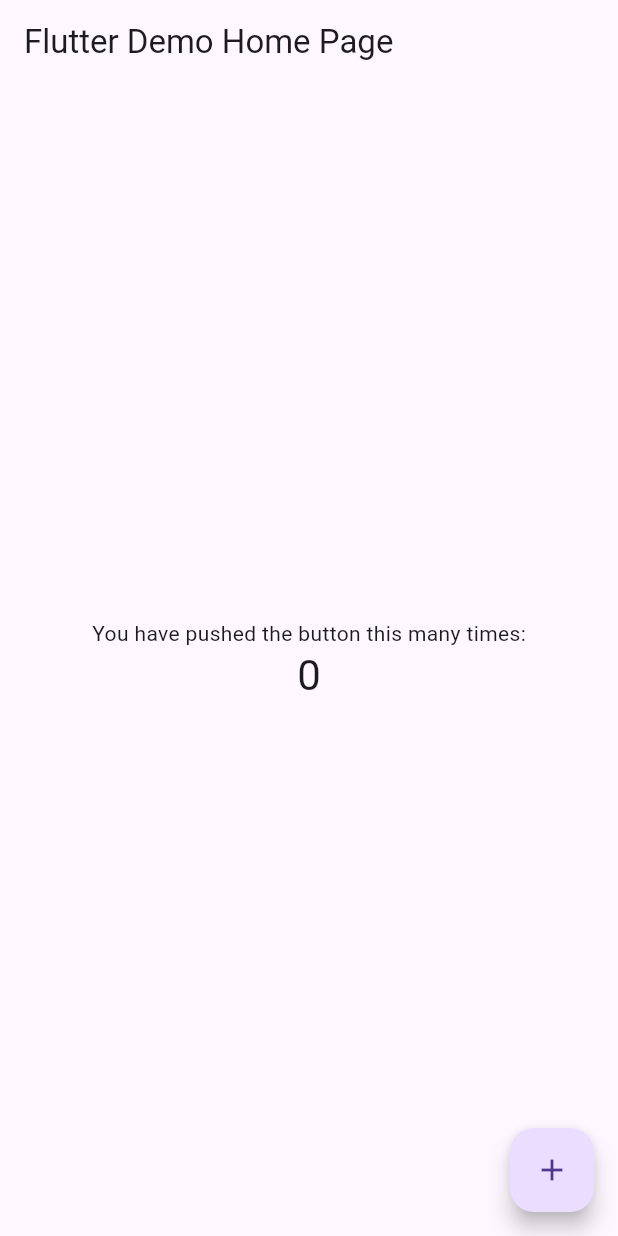
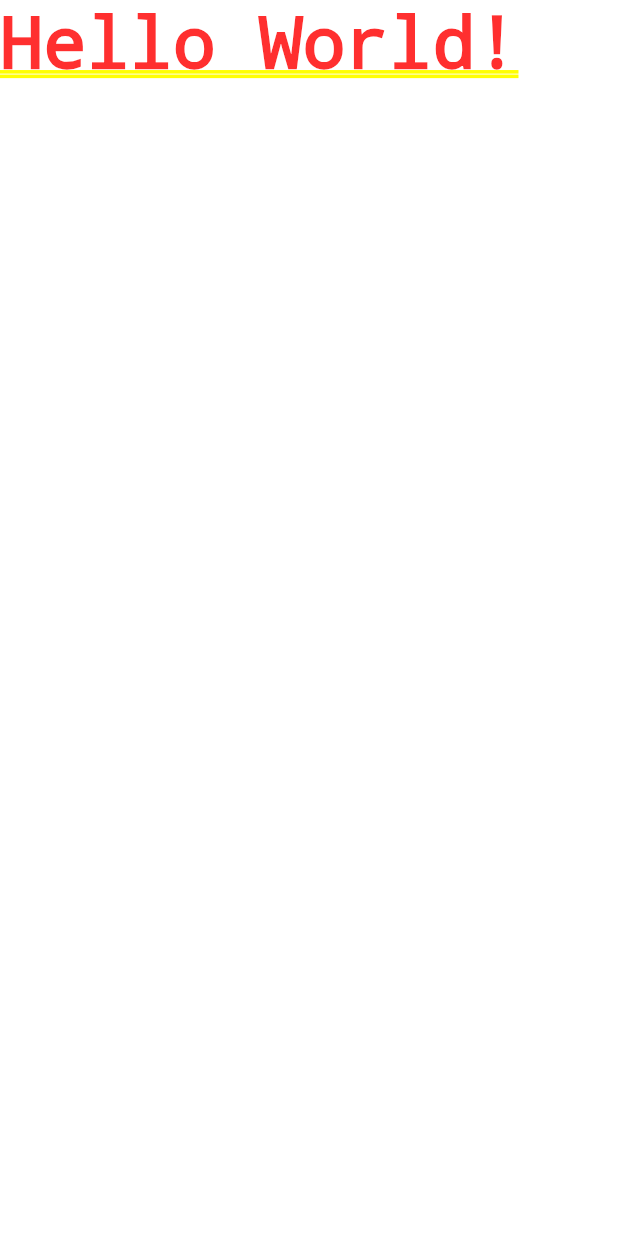
Before and after one commit to Paaaark/toonflix, a Flutter app: the screen it shows after launch, on a phone screen of 412 x 824 dp. Run offline on Flutter 3.47's test engine with Material 3 defaults, Android fonts, the phone set to English and light mode, and no system bars.

Commit message:
Initial Commit

```diff
--- a/lib/main.dart
+++ b/lib/main.dart
@@ -1,115 +1,14 @@
 import 'package:flutter/material.dart';
 
 void main() {
-  runApp(const MyApp());
+  runApp(App());
 }
 
-class MyApp extends StatelessWidget {
-  const MyApp({super.key});
-
-  // This widget is the root of your application.
+class App extends StatelessWidget {
   @override
   Widget build(BuildContext context) {
     return MaterialApp(
-      title: 'Flutter Demo',
-      theme: ThemeData(
-        // This is the theme of your application.
-        //
-        // Try running your application with "flutter run". You'll see the
-        // application has a blue toolbar. Then, without quitting the app, try
-        // changing the primarySwatch below to Colors.green and then invoke
-        // "hot reload" (press "r" in the console where you ran "flutter run",
-        // or simply save your changes to "hot reload" in a Flutter IDE).
-        // Notice that the counter didn't reset back to zero; the application
-        // is not restarted.
-        primarySwatch: Colors.blue,
-      ),
-      home: const MyHomePage(title: 'Flutter Demo Home Page'),
+      home: Text('Hello World!'),
     );
   }
 }
-
-class MyHomePage extends StatefulWidget {
-  const MyHomePage({super.key, required this.title});
-
-  // This widget is the home page of your application. It is stateful, meaning
-  // that it has a State object (defined below) that contains fields that affect
-  // how it looks.
-
-  // This class is the configuration for the state. It holds the values (in this
-  // case the title) provided by the parent (in this case the App widget) and
-  // used by the build method of the State. Fields in a Widget subclass are
-  // always marked "final".
-
-  final String title;
-
-  @override
-  State<MyHomePage> createState() => _MyHomePageState();
-}
-
-class _MyHomePageState extends State<MyHomePage> {
-  int _counter = 0;
-
-  void _incrementCounter() {
-    setState(() {
-      // This call to setState tells the Flutter framework that something has
-      // changed in this State, which causes it to rerun the build method below
-      // so that the display can reflect the updated values. If we changed
-      // _counter without calling setState(), then the build method would not be
-      // called again, and so nothing would appear to happen.
-      _counter++;
-    });
-  }
-
-  @override
-  Widget build(BuildContext context) {
-    // This method is rerun every time setState is called, for instance as done
-    // by the _incrementCounter method above.
-    //
-    // The Flutter framework has been optimized to make rerunning build methods
-    // fast, so that you can just rebuild anything that needs updating rather
-    // than having to individually change instances of widgets.
-    return Scaffold(
-      appBar: AppBar(
-        // Here we take the value from the MyHomePage object that was created by
-        // the App.build method, and use it to set our appbar title.
-        title: Text(widget.title),
-      ),
-      body: Center(
-        // Center is a layout widget. It takes a single child and positions it
-        // in the middle of the parent.
-        child: Column(
-          // Column is also a layout widget. It takes a list of children and
-          // arranges them vertically. By default, it sizes itself to fit its
-          // children horizontally, and tries to be as tall as its parent.
-          //
-          // Invoke "debug painting" (press "p" in the console, choose the
-          // "Toggle Debug Paint" action from the Flutter Inspector in Android
-          // Studio, or the "Toggle Debug Paint" command in Visual Studio Code)
-          // to see the wireframe for each widget.
-          //
-          // Column has various properties to control how it sizes itself and
-          // how it positions its children. Here we use mainAxisAlignment to
-          // center the children vertically; the main axis here is the vertical
-          // axis because Columns are vertical (the cross axis would be
-          // horizontal).
-          mainAxisAlignment: MainAxisAlignment.center,
-          children: <Widget>[
-            const Text(
-              'You have pushed the button this many times:',
-            ),
-            Text(
-              '$_counter',
-              style: Theme.of(context).textTheme.headlineMedium,
-            ),
-          ],
-        ),
-      ),
-      floatingActionButton: FloatingActionButton(
-        onPressed: _incrementCounter,
-        tooltip: 'Increment',
-        child: const Icon(Icons.add),
-      ), // This trailing comma makes auto-formatting nicer for build methods.
-    );
-  }
-}
--- a/samples/cs310-basic-demo/lib/main.dart
+++ /dev/null
@@ -1,32 +0,0 @@
-import 'package:flutter/material.dart';
-import 'package:cs310_flutter_demo/app.dart';
-import 'package:cs310_flutter_demo/state.dart';
-import 'package:provider/provider.dart';
-
-void main() {
-  runApp(const MyApp());
-}
-
-class MyApp extends StatelessWidget {
-  const MyApp({super.key});
-
-  @override
-  Widget build(BuildContext context) {
-    return MaterialApp(
-      title: 'Flutter Demo',
-      home: Scaffold(
-        // This is the big blue bar at the top.
-        appBar: AppBar(
-          title: const Text('Magical Image Retriever'),
-        ),
-
-        // This is the app body, including the state provider.
-        // See app.dart to start writing code for the body.
-        body: ChangeNotifierProvider(
-          create: (context) => MyState(),
-          child: const AppBody(),
-        ),
-      ),
-    );
-  }
-}
--- a/samples/flutter-starter/lib/main.dart
+++ /dev/null
@@ -1,115 +0,0 @@
-import 'package:flutter/material.dart';
-
-void main() {
-  runApp(const MyApp());
-}
-
-class MyApp extends StatelessWidget {
-  const MyApp({super.key});
-
-  // This widget is the root of your application.
-  @override
-  Widget build(BuildContext context) {
-    return MaterialApp(
-      title: 'Flutter Demo',
-      theme: ThemeData(
-        // This is the theme of your application.
-        //
-        // Try running your application with "flutter run". You'll see the
-        // application has a blue toolbar. Then, without quitting the app, try
-        // changing the primarySwatch below to Colors.green and then invoke
-        // "hot reload" (press "r" in the console where you ran "flutter run",
-        // or simply save your changes to "hot reload" in a Flutter IDE).
-        // Notice that the counter didn't reset back to zero; the application
-        // is not restarted.
-        primarySwatch: Colors.blue,
-      ),
-      home: const MyHomePage(title: 'Flutter Demo Home Page'),
-    );
-  }
-}
-
-class MyHomePage extends StatefulWidget {
-  const MyHomePage({super.key, required this.title});
-
-  // This widget is the home page of your application. It is stateful, meaning
-  // that it has a State object (defined below) that contains fields that affect
-  // how it looks.
-
-  // This class is the configuration for the state. It holds the values (in this
-  // case the title) provided by the parent (in this case the App widget) and
-  // used by the build method of the State. Fields in a Widget subclass are
-  // always marked "final".
-
-  final String title;
-
-  @override
-  State<MyHomePage> createState() => _MyHomePageState();
-}
-
-class _MyHomePageState extends State<MyHomePage> {
-  int _counter = 0;
-
-  void _incrementCounter() {
-    setState(() {
-      // This call to setState tells the Flutter framework that something has
-      // changed in this State, which causes it to rerun the build method below
-      // so that the display can reflect the updated values. If we changed
-      // _counter without calling setState(), then the build method would not be
-      // called again, and so nothing would appear to happen.
-      _counter++;
-    });
-  }
-
-  @override
-  Widget build(BuildContext context) {
-    // This method is rerun every time setState is called, for instance as done
-    // by the _incrementCounter method above.
-    //
-    // The Flutter framework has been optimized to make rerunning build methods
-    // fast, so that you can just rebuild anything that needs updating rather
-    // than having to individually change instances of widgets.
-    return Scaffold(
-      appBar: AppBar(
-        // Here we take the value from the MyHomePage object that was created by
-        // the App.build method, and use it to set our appbar title.
-        title: Text(widget.title),
-      ),
-      body: Center(
-        // Center is a layout widget. It takes a single child and positions it
-        // in the middle of the parent.
-        child: Column(
-          // Column is also a layout widget. It takes a list of children and
-          // arranges them vertically. By default, it sizes itself to fit its
-          // children horizontally, and tries to be as tall as its parent.
-          //
-          // Invoke "debug painting" (press "p" in the console, choose the
-          // "Toggle Debug Paint" action from the Flutter Inspector in Android
-          // Studio, or the "Toggle Debug Paint" command in Visual Studio Code)
-          // to see the wireframe for each widget.
-          //
-          // Column has various properties to control how it sizes itself and
-          // how it positions its children. Here we use mainAxisAlignment to
-          // center the children vertically; the main axis here is the vertical
-          // axis because Columns are vertical (the cross axis would be
-          // horizontal).
-          mainAxisAlignment: MainAxisAlignment.center,
-          children: <Widget>[
-            const Text(
-              'You have pushed the button this many times:',
-            ),
-            Text(
-              '$_counter',
-              style: Theme.of(context).textTheme.headlineMedium,
-            ),
-          ],
-        ),
-      ),
-      floatingActionButton: FloatingActionButton(
-        onPressed: _incrementCounter,
-        tooltip: 'Increment',
-        child: const Icon(Icons.add),
-      ), // This trailing comma makes auto-formatting nicer for build methods.
-    );
-  }
-}
```
Also changed, not shown: samples/cs310-basic-demo/lib/app.dart (deleted, +0 -36 lines), samples/cs310-basic-demo/lib/state.dart (deleted, +0 -24 lines), samples/cs310-basic-demo/pubspec.yaml (deleted, +0 -92 lines), samples/flutter-starter/pubspec.yaml (deleted, +0 -90 lines), pubspec.lock, 3 other files.
